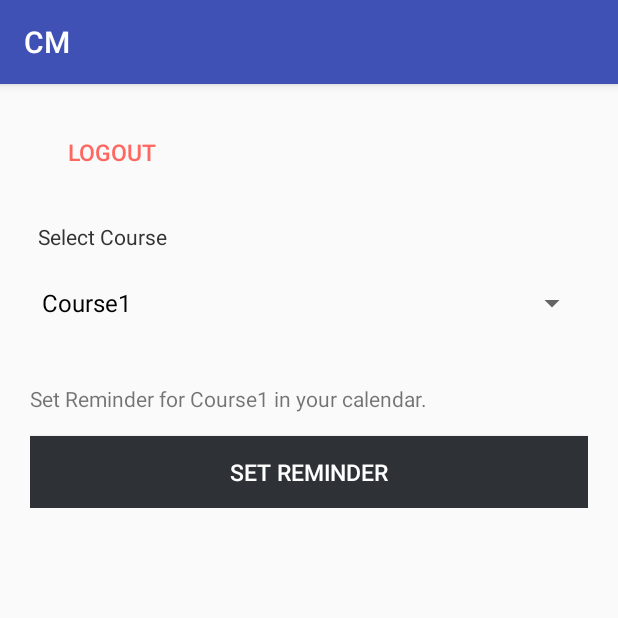
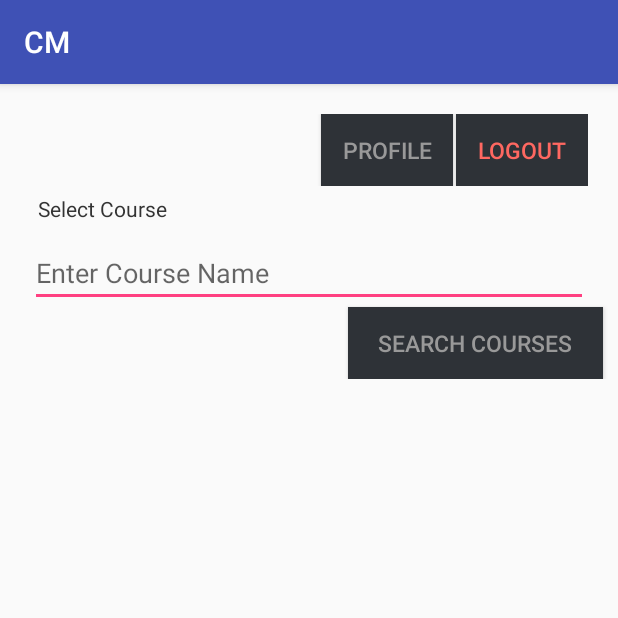
Before and after one commit to mebjas/cm-bs-repo, an Android app: the DashboardActivity screen opened directly, with no data from a screen before it, on a phone screen of 412 x 824 dp, the top half of it. Run offline under Robolectric (Android 15) with nearby library versions, the phone set to English and light mode, and no system bars; 1 statement that could not run was skipped.

Commit message:
Added profile update delete in android

```diff
--- a/Android/CM/app/src/main/java/todofy/cm/DashboardActivity.java
+++ b/Android/CM/app/src/main/java/todofy/cm/DashboardActivity.java
@@ -41,7 +41,7 @@ public class DashboardActivity extends AppCompatActivity {
 
     private TextView txtName;
     private TextView txtEmail, txtSubtitle;
-    private Button btnLogout, btnSetReminder;
+    private Button btnLogout, btnSetReminder, btnProfile;
     private LinearLayout setReminderView;
 
     private SQLiteHandler db;
@@ -59,11 +59,13 @@ public class DashboardActivity extends AppCompatActivity {
         setContentView(R.layout.activity_dashboard);
 
         txtName = (TextView) findViewById(R.id.name);
-        txtEmail = (TextView) findViewById(R.id.email);
-        txtSubtitle = (TextView) findViewById(R.id.subtitleSetReminder);
+//        txtEmail = (TextView) findViewById(R.id.email);
+//        txtSubtitle = (TextView) findViewById(R.id.subtitleSetReminder);
         btnLogout = (Button) findViewById(R.id.btnLogout);
-        btnSetReminder = (Button) findViewById(R.id.btnSetReminder);
-        setReminderView = (LinearLayout) findViewById(R.id.SelectDateTimeView);
+        btnProfile = (Button) findViewById(R.id.btnProfile);
+
+//        btnSetReminder = (Button) findViewById(R.id.btnSetReminder);
+//        setReminderView = (LinearLayout) findViewById(R.id.SelectDateTimeView);
 
         // Progress dialog
         pDialog = new ProgressDialog(this);
@@ -87,7 +89,7 @@ public class DashboardActivity extends AppCompatActivity {
 
         // Displaying the user details on the screen
         txtName.setText(name);
-        txtEmail.setText(email);
+//        txtEmail.setText(email);
 
         // Logout button click event
         btnLogout.setOnClickListener(new View.OnClickListener() {
@@ -98,33 +100,44 @@ public class DashboardActivity extends AppCompatActivity {
             }
         });
 
-        final Spinner dropdown = (Spinner) findViewById(R.id.SelectCourse);
-        ArrayAdapter<String> adapter = new ArrayAdapter<String>(this, android.R.layout.simple_spinner_dropdown_item, Courses.items);
-        dropdown.setAdapter(adapter);
-
-        dropdown.setOnItemSelectedListener(new AdapterView.OnItemSelectedListener() {
+        // Profile button click event
+        btnProfile.setOnClickListener(new View.OnClickListener() {
             @Override
-            public void onItemSelected(AdapterView<?> adapterView, View view, int i, long l) {
-                setReminderView.setVisibility(View.VISIBLE);
-                txtSubtitle.setText("Set Reminder for " +Courses.items[i] +" in your calendar.");
-            }
-
-            @Override
-            public void onNothingSelected(AdapterView<?> adapterView) {
-                setReminderView.setVisibility(View.INVISIBLE);
+            public void onClick(View v) {
+                Intent i = new Intent(getApplicationContext(),
+                        ProfileActivity.class);
+                startActivity(i);
+                finish();
             }
         });
 
-        btnSetReminder.setOnClickListener(new View.OnClickListener() {
-            @Override
-            public void onClick(View v) {
-                Toast.makeText(getApplicationContext(),
-                        "Setting course reminder", Toast.LENGTH_LONG)
-                        .show();
+//        final Spinner dropdown = (Spinner) findViewById(R.id.SelectCourse);
+//        ArrayAdapter<String> adapter = new ArrayAdapter<String>(this, android.R.layout.simple_spinner_dropdown_item, Courses.items);
+//        dropdown.setAdapter(adapter);
 
-                addReminder(Courses.items[(int)(dropdown.getSelectedItemId())]);
-            }
-        });
+//        dropdown.setOnItemSelectedListener(new AdapterView.OnItemSelectedListener() {
+//            @Override
+//            public void onItemSelected(AdapterView<?> adapterView, View view, int i, long l) {
+//                setReminderView.setVisibility(View.VISIBLE);
+//                txtSubtitle.setText("Set Reminder for " +Courses.items[i] +" in your calendar.");
+//            }
+//
+//            @Override
+//            public void onNothingSelected(AdapterView<?> adapterView) {
+//                setReminderView.setVisibility(View.INVISIBLE);
+//            }
+//        });
+
+//        btnSetReminder.setOnClickListener(new View.OnClickListener() {
+//            @Override
+//            public void onClick(View v) {
+//                Toast.makeText(getApplicationContext(),
+//                        "Setting course reminder", Toast.LENGTH_LONG)
+//                        .show();
+//
+//                addReminder(Courses.items[(int)(dropdown.getSelectedItemId())]);
+//            }
+//        });
 
         // Logout button click event
         btnLogout.setOnClickListener(new View.OnClickListener() {
--- a/Android/CM/app/src/main/java/todofy/cm/app/AppConfig.java
+++ b/Android/CM/app/src/main/java/todofy/cm/app/AppConfig.java
@@ -11,5 +11,11 @@ public class AppConfig {
     public static String URL_REGISTER = "http://192.168.1.10:9999/PHP_API/register.php";
 
     // Server user register url
+    public static String URL_UPDATE = "http://192.168.1.10:9999/PHP_API/update.php";
+
+    // Server user register url
+    public static String URL_DELETE = "http://192.168.1.10:9999/PHP_API/delete.php";
+
+    // Server user register url
     public static String URL_RESET = "http://192.168.1.10:9999/PHP_API/reset.php";
 }
--- a/Android/CM/app/src/main/res/layout/activity_dashboard.xml
+++ b/Android/CM/app/src/main/res/layout/activity_dashboard.xml
@@ -13,13 +13,12 @@
         android:orientation="vertical"
         android:id="@+id/linearLayout">
 
-        <LinearLayout
+        <RelativeLayout
             android:orientation="horizontal"
             android:layout_width="match_parent"
             android:layout_height="wrap_content">
             <TextView
                 android:id="@+id/name"
-                android:text="Minhaz"
                 android:layout_width="wrap_content"
                 android:layout_height="wrap_content"
                 android:padding="5dp"
@@ -27,34 +26,33 @@
                 android:textSize="24dp" />
 
             <Button
+                android:layout_alignParentRight="true"
                 android:id="@+id/btnLogout"
                 android:layout_width="wrap_content"
                 android:layout_height="wrap_content"
                 android:layout_marginTop="0dip"
-                android:background="@null"
+                android:background="@color/bg_register"
                 android:text="@string/btn_logout"
                 android:textAllCaps="false"
                 android:textColor="@color/btn_logut_bg"
                 android:textSize="15sp"
                 android:padding="0dp"/>
-        </LinearLayout>
 
-        <LinearLayout
-            android:layout_width="match_parent"
-            android:layout_height="wrap_content"
-            android:orientation="vertical">
-
-            <TextView
-                android:id="@+id/email"
-                android:text="Minhazav@gmail.com"
-                android:layout_width="match_parent"
+            <Button
+                android:id="@+id/btnProfile"
+                android:layout_width="wrap_content"
                 android:layout_height="wrap_content"
-                android:textSize="13dp"
-                android:paddingLeft="5dp"/>
-
-
-        </LinearLayout>
-
+                android:background="@color/bg_register"
+                android:text="@string/btn_setting"
+                android:textAllCaps="false"
+                android:textColor="@color/input_login_hint"
+                android:textSize="15sp"
+                android:padding="0dp"
+                android:layout_alignParentTop="true"
+                android:layout_marginRight="2dp"
+                android:layout_toLeftOf="@+id/btnLogout"
+                android:layout_toStartOf="@+id/btnLogout" />
+        </RelativeLayout>
 
     </LinearLayout>
 
@@ -70,45 +68,73 @@
         android:layout_alignLeft="@+id/linearLayout"
         android:layout_alignStart="@+id/linearLayout" />
 
-    <Spinner
-        android:id="@+id/SelectCourse"
+    <LinearLayout
         android:layout_width="match_parent"
         android:layout_height="wrap_content"
         android:layout_below="@+id/SelectCourseTitle"
-        android:layout_marginTop="5dp"
-        android:layout_marginLeft="20dp"
-        android:layout_marginRight="20dp"
-        android:spinnerMode="dropdown" />
-
-    <LinearLayout
-        android:layout_width="match_parent"
-        android:layout_height="wrap_content"
-        android:id="@+id/SelectDateTimeView"
         android:orientation="vertical"
-        android:layout_below="@+id/SelectCourse"
-        android:layout_marginTop="10dp"
-        android:padding="20dp"
-        android:scrollbars="vertical"
-        android:visibility="invisible">
-
-        <TextView
+        android:gravity="right">
+        <EditText
             android:layout_width="match_parent"
             android:layout_height="wrap_content"
-            android:id="@+id/subtitleSetReminder"
-            android:layout_marginBottom="10dp">
-            </TextView>
+            android:hint="Enter Course Name"
+            android:layout_marginTop="5dp"
+            android:layout_marginLeft="20dp"
+            android:layout_marginRight="20dp"
+            />
         <Button
-            android:id="@+id/btnSetReminder"
-            android:layout_width="match_parent"
+            android:id="@+id/btnSearch"
+            android:layout_width="170dp"
             android:layout_height="wrap_content"
-            android:layout_marginTop="5dip"
             android:background="@color/bg_register"
-            android:text="@string/btn_set_reminder"
+            android:text="@string/btn_search"
             android:textAllCaps="false"
-            android:textColor="@color/white"
+            android:textColor="@color/input_login_hint"
             android:textSize="15sp"
-            android:padding="0dp"/>
+            android:padding="0dp"
+            android:layout_marginRight="10dp"
+            android:paddingLeft="10dp"/>
     </LinearLayout>
+
+    <!--<Spinner-->
+        <!--android:id="@+id/SelectCourse"-->
+        <!--android:layout_width="match_parent"-->
+        <!--android:layout_height="wrap_content"-->
+        <!--android:layout_below="@+id/SelectCourseTitle"-->
+        <!--android:layout_marginTop="5dp"-->
+        <!--android:layout_marginLeft="20dp"-->
+        <!--android:layout_marginRight="20dp"-->
+        <!--android:spinnerMode="dropdown" />-->
+
+    <!--<LinearLayout-->
+        <!--android:layout_width="match_parent"-->
+        <!--android:layout_height="wrap_content"-->
+        <!--android:id="@+id/SelectDateTimeView"-->
+        <!--android:orientation="vertical"-->
+        <!--android:layout_below="@+id/SelectCourseTitle"-->
+        <!--android:layout_marginTop="10dp"-->
+        <!--android:padding="20dp"-->
+        <!--android:scrollbars="vertical"-->
+        <!--android:visibility="visible">-->
+
+        <!--<TextView-->
+            <!--android:layout_width="match_parent"-->
+            <!--android:layout_height="wrap_content"-->
+            <!--android:id="@+id/subtitleSetReminder"-->
+            <!--android:layout_marginBottom="10dp">-->
+            <!--</TextView>-->
+        <!--<Button-->
+            <!--android:id="@+id/btnSetReminder"-->
+            <!--android:layout_width="match_parent"-->
+            <!--android:layout_height="wrap_content"-->
+            <!--android:layout_marginTop="5dip"-->
+            <!--android:background="@color/bg_register"-->
+            <!--android:text="@string/btn_add_fav"-->
+            <!--android:textAllCaps="false"-->
+            <!--android:textColor="@color/white"-->
+            <!--android:textSize="15sp"-->
+            <!--android:padding="0dp"/>-->
+    <!--</LinearLayout>-->
 
 
 </RelativeLayout>
--- a/Android/CM/app/src/main/res/values/strings.xml
+++ b/Android/CM/app/src/main/res/values/strings.xml
@@ -7,12 +7,18 @@
     <string name="hint_new_password">New Password</string>
     <string name="btn_login">LOGIN</string>
     <string name="btn_register">REGISTER</string>
+    <string name="btn_update">UPDATE</string>
+    <string name="btn_delete">DELETE ACCOUNT</string>
     <string name="btn_reset">RESET</string>
     <string name="btn_set_reminder">SET REMINDER</string>
+    <string name="btn_add_fav">ADD FAVORITE</string>
     <string name="btn_link_to_register">Not a member? Sign up now.</string>
     <string name="btn_forgot_password">Forgot Password? Reset Now.</string>
     <string name="btn_link_to_login">Already registred! Login Me.</string>
     <string name="welcome">Welcome</string>
     <string name="btn_logout">LOGOUT</string>
+    <string name="btn_setting">PROFILE</string>
+    <string name="btn_dashboard">HOME</string>
+    <string name="btn_search">SEARCH COURSES</string>
     <string name="prefix_reminder_title">Reminder for course: </string>
 </resources>
```
Also changed, not shown: Android/CM/app/src/main/AndroidManifest.xml (+7 -2 lines), Android/CM/app/src/main/java/todofy/cm/ProfileActivity.java (added, +322 -0 lines), Android/CM/app/src/main/res/layout/activity_profile.xml (added, +148 -0 lines).
